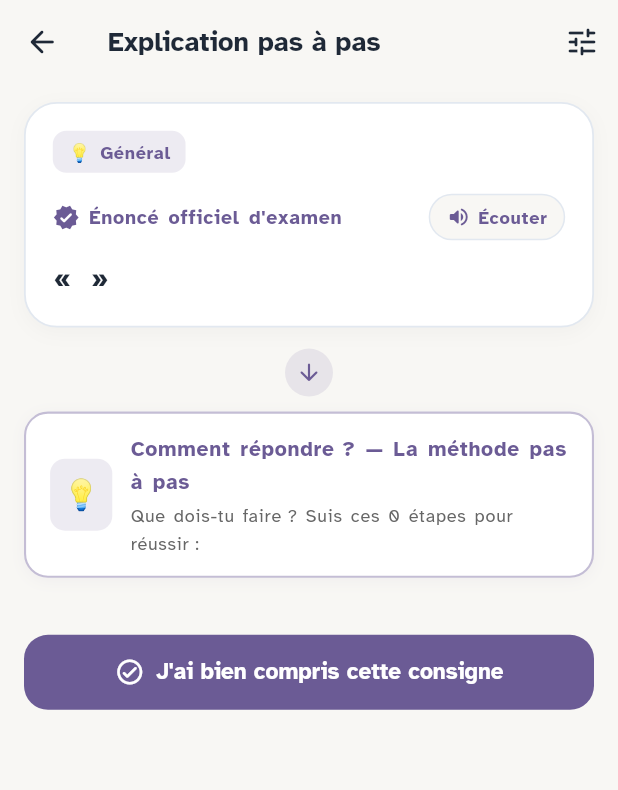
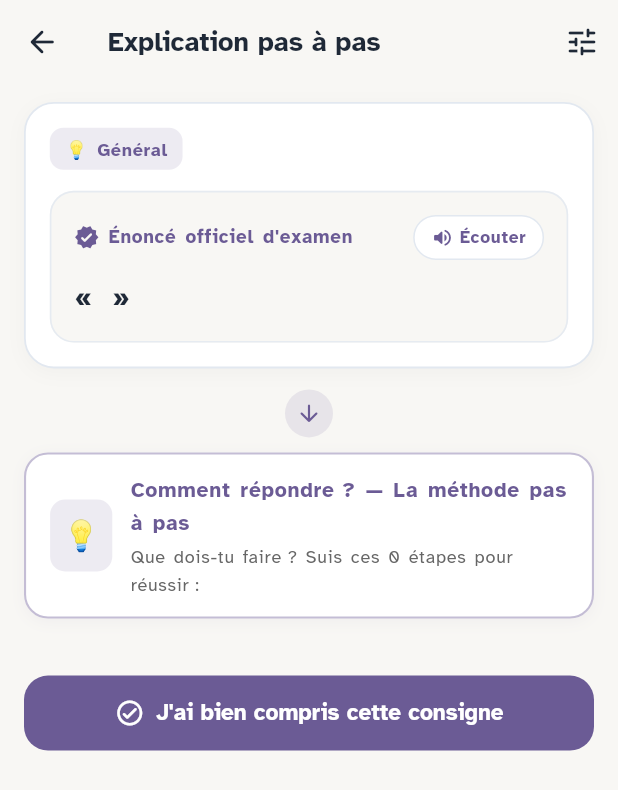
Before and after one commit to Abderrahmen-Benmakhloufi/dyclic, a Flutter app: the InstructionDetailScreen screen opened directly with empty values, on a phone screen of 412 x 824 dp. Shown: the top 790 px of the screen. Run offline on Flutter 3.47's test engine with Material 3 defaults, Android fonts, the phone set to English and light mode, and no system bars; our stand-ins replace flutter_riverpod, shared_preferences; accounts and stored records are empty.

Commit message:
fix: place question audio button inside question card and display cycle only without sub-levels

```diff
--- a/app/lib/features/instructions/instruction_detail_screen.dart
+++ b/app/lib/features/instructions/instruction_detail_screen.dart
@@ -174,7 +174,7 @@ class _InstructionDetailScreenState
 
   /// Question Hero Card:
   /// - Only Question Type badge (school level removed)
-  /// - The Exam Question is THE HERO: bold, large (18.5px), high contrast
+  /// - Question card contains the question text AND the audio button inside it
   /// - The title serves as a calm secondary category orientation
   Widget _buildQuestionHeroCard(
     InstructionItem item,
@@ -189,7 +189,7 @@ class _InstructionDetailScreenState
     return Container(
       decoration: BoxDecoration(
         color: palette.surface,
-        borderRadius: BorderRadius.circular(22),
+        borderRadius: BorderRadius.circular(20),
         border: Border.all(color: palette.border, width: 1.2),
         boxShadow: [
           BoxShadow(
@@ -199,11 +199,11 @@ class _InstructionDetailScreenState
           ),
         ],
       ),
-      padding: const EdgeInsets.all(18),
+      padding: const EdgeInsets.all(16),
       child: Column(
         crossAxisAlignment: CrossAxisAlignment.start,
         children: [
-          // 1. Top Bar: Question Type Only + Secondary Title/Domain
+          // 1. Top Bar: Question Type Only + Secondary Title
           Row(
             crossAxisAlignment: CrossAxisAlignment.center,
             children: [
@@ -244,7 +244,26 @@ class _InstructionDetailScreenState
           ),
           const SizedBox(height: 14),
 
-          // 2. Official Exam Label + Audio Button
+          // 2. THE QUESTION CARD: Contains the question AND the listen button inside it
+          Container(
+            width: double.infinity,
+            padding: const EdgeInsets.all(15),
+            decoration: BoxDecoration(
+              color: isSpeakingOriginal
+                  ? typeColor.withValues(alpha: 0.08)
+                  : palette.background,
+              borderRadius: BorderRadius.circular(16),
+              border: Border.all(
+                color: isSpeakingOriginal
+                    ? typeColor
+                    : palette.border.withValues(alpha: 0.8),
+                width: isSpeakingOriginal ? 1.6 : 1.1,
+              ),
+            ),
+            child: Column(
+              crossAxisAlignment: CrossAxisAlignment.start,
+              children: [
+                // Top row INSIDE the question card: verified badge + listen button
                 Row(
                   mainAxisAlignment: MainAxisAlignment.spaceBetween,
                   children: [
@@ -254,13 +273,13 @@ class _InstructionDetailScreenState
                         Icon(
                           Icons.verified_rounded,
                           color: typeColor,
-                    size: 18,
+                          size: 17,
                         ),
                         const SizedBox(width: 6),
                         Text(
                           'Énoncé officiel d\'examen',
                           style: TextStyle(
-                      fontSize: 13,
+                            fontSize: 12.5,
                             fontWeight: FontWeight.bold,
                             color: typeColor,
                             fontFamily: fontFamily,
@@ -268,17 +287,17 @@ class _InstructionDetailScreenState
                         ),
                       ],
                     ),
-              // Listen button
+                    // Listen Button INSIDE the question card
                     InkWell(
                       borderRadius: BorderRadius.circular(16),
                       onTap: () => _speakText(item.originalFr),
                       child: Container(
-                  padding:
-                      const EdgeInsets.symmetric(horizontal: 11, vertical: 5),
+                        padding: const EdgeInsets.symmetric(
+                            horizontal: 11, vertical: 5),
                         decoration: BoxDecoration(
                           color: isSpeakingOriginal
                               ? typeColor
-                        : palette.background,
+                              : palette.surface,
                           borderRadius: BorderRadius.circular(16),
                           border: Border.all(
                             color: isSpeakingOriginal
@@ -293,16 +312,16 @@ class _InstructionDetailScreenState
                               isSpeakingOriginal
                                   ? Icons.stop_rounded
                                   : Icons.volume_up_rounded,
-                        size: 16,
+                              size: 15,
                               color: isSpeakingOriginal
                                   ? Colors.white
                                   : typeColor,
                             ),
-                      const SizedBox(width: 5),
+                            const SizedBox(width: 4),
                             Text(
                               isSpeakingOriginal ? 'Arrêter' : 'Écouter',
                               style: TextStyle(
-                          fontSize: 12,
+                                fontSize: 11.5,
                                 fontWeight: FontWeight.bold,
                                 color: isSpeakingOriginal
                                     ? Colors.white
@@ -318,8 +337,7 @@ class _InstructionDetailScreenState
                 ),
                 const SizedBox(height: 12),
 
-          // 3. THE QUESTION ITSELF: THE STAR OF THE SCREEN
-          // Noticeable, bold, large typography with rich line height
+                // Question Text (The star of the card)
                 Text(
                   '« ${item.originalFr} »',
                   style: TextStyle(
@@ -328,6 +346,9 @@ class _InstructionDetailScreenState
                     height: 1.5,
                     color: palette.textPrimary,
                     fontFamily: fontFamily,
+                  ),
+                ),
+              ],
             ),
           ),
         ],
--- a/app/lib/features/instructions/instructions_screen.dart
+++ b/app/lib/features/instructions/instructions_screen.dart
@@ -700,7 +700,7 @@ class _InstructionsScreenState extends ConsumerState<InstructionsScreen> {
                       runSpacing: 4,
                       crossAxisAlignment: WrapCrossAlignment.center,
                       children: [
-                        // Level Badge
+                        // School Cycle Badge ONLY (الطور فقط: 🎒 Primaire, 📚 Collège, 🎓 Lycée)
                         Container(
                           padding: const EdgeInsets.symmetric(
                               horizontal: 8, vertical: 3.5),
@@ -710,9 +710,7 @@ class _InstructionsScreenState extends ConsumerState<InstructionsScreen> {
                             border: Border.all(color: AppColors.cardBorder),
                           ),
                           child: Text(
-                            item.level.isNotEmpty
-                                ? item.level
-                                : item.cycleEmojiLabel,
+                            item.cycleEmojiLabel,
                             style: TextStyle(
                               fontSize: 11.5,
                               fontWeight: FontWeight.w600,
```
Lines whose indentation alone changed are shown as unchanged.
